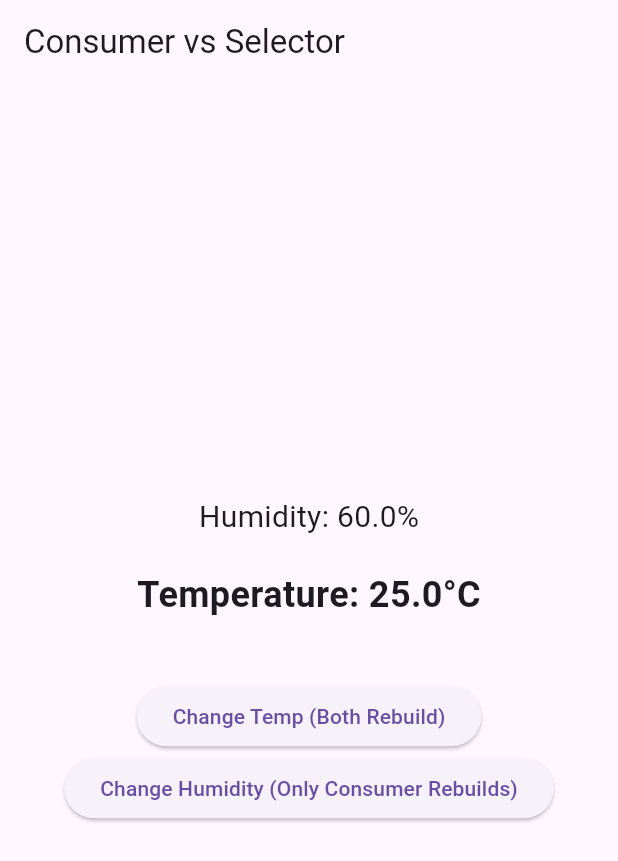
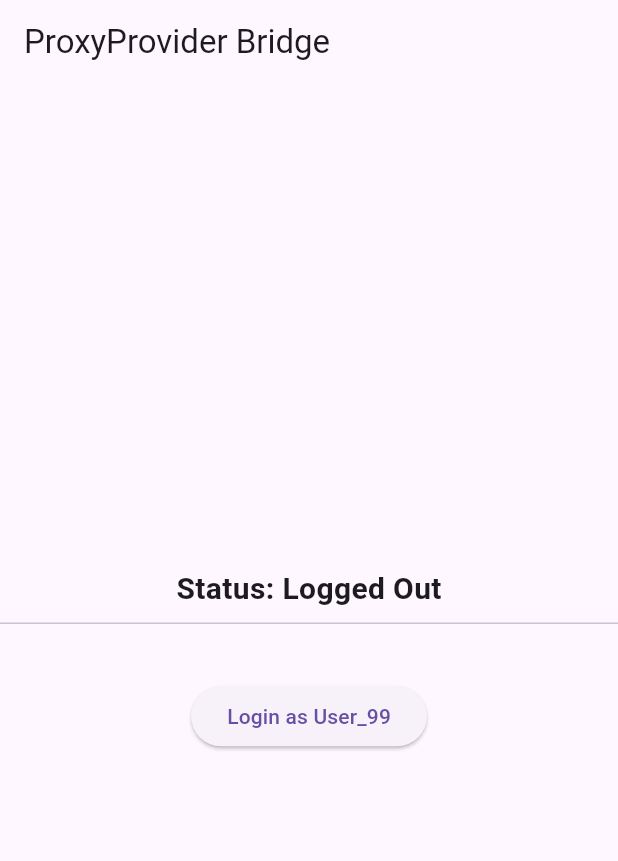
Before and after one commit to ronniecutamora/provider-tutorial, a Flutter app: the screen it shows after launch, on a phone screen of 412 x 824 dp. Shown: the top 861 px of the screen. Run offline on Flutter 3.47's test engine with Material 3 defaults, Android fonts, the phone set to English and light mode, and no system bars.

Commit message:
add real world example of ChangeNotifierProxyProvider

```diff
--- a/lib/main.dart
+++ b/lib/main.dart
@@ -1,89 +1,105 @@
 import 'package:flutter/material.dart';
 import 'package:provider/provider.dart';
 
-// 1. THE DATA (Weather Station)
-class WeatherProvider extends ChangeNotifier {
-  double _temp = 25.0;
-  double _humidity = 60.0;
+// 1. THE PARENT: AuthProvider (The Rain Sensor)
+class AuthProvider extends ChangeNotifier {
+  String? _userId;
+  String? get userId => _userId;
 
-  double get temp => _temp;
-  double get humidity => _humidity;
-
-  void changeTemp() {
-    _temp++;
+  void login(String id) {
+    _userId = id;
+    print("Auth: User logged in as $id");
     notifyListeners();
   }
 
-  void changeHumidity() {
-    _humidity++;
+  void logout() {
+    _userId = null;
     notifyListeners();
   }
 }
 
-// 2. THE MAIN METHOD (The Engine)
+// 2. THE DEPENDENT: CartProvider (The Sprinkler)
+class CartProvider extends ChangeNotifier {
+  String? _currentUserId;
+  List<String> _items = [];
+
+  List<String> get items => _items;
+
+  // This is the method the ProxyProvider will call
+  void updateUserId(String? newId) {
+    // Only fetch if the ID actually changed to avoid infinite loops
+    if (_currentUserId != newId) {
+      _currentUserId = newId;
+      _fetchUserCart();
+    }
+  }
+
+  void _fetchUserCart() {
+    if (_currentUserId == null) {
+      _items = [];
+    } else {
+      // Mocking a database fetch
+      _items = ["Laptop for $_currentUserId", "Mouse for $_currentUserId"];
+    }
+    notifyListeners();
+  }
+}
+
+// 3. THE MAIN SETUP
 void main() {
   runApp(
-    // We must provide the WeatherProvider at the very top!
-    ChangeNotifierProvider(
-      create: (_) => WeatherProvider(),
-      child: const MaterialApp(
-        debugShowCheckedModeBanner: false,
-        home: PerformanceScreen(),
-      ),
+    MultiProvider(
+      providers: [
+        // Parent must be first
+        ChangeNotifierProvider(create: (_) => AuthProvider()),
+
+        // Dependent uses ProxyProvider
+        ChangeNotifierProxyProvider<AuthProvider, CartProvider>(
+          create: (_) => CartProvider(),
+          update: (context, auth, cart) {
+            // We 'inject' the userId from Auth into the Cart
+            return cart!..updateUserId(auth.userId);
+          },
+        ),
+      ],
+      child: const MaterialApp(home: ProxyScreen()),
     ),
   );
 }
 
-// 3. THE UI
-class PerformanceScreen extends StatelessWidget {
-  const PerformanceScreen({super.key});
+// 4. THE UI
+class ProxyScreen extends StatelessWidget {
+  const ProxyScreen({super.key});
 
   @override
   Widget build(BuildContext context) {
-    // This print will ONLY run once when the app starts.
-    print("Main build method: I am staying still! ✅");
+    final auth = context.watch<AuthProvider>();
+    final cart = context.watch<CartProvider>();
 
     return Scaffold(
-      appBar: AppBar(title: const Text("Consumer vs Selector")),
+      appBar: AppBar(title: const Text("ProxyProvider Bridge")),
       body: Center(
         child: Column(
           mainAxisAlignment: MainAxisAlignment.center,
           children: [
-            // --- THE CONSUMER (Soundproof Booth) ---
-            Consumer<WeatherProvider>(
-              builder: (context, weather, child) {
-                print("Consumer: Rebuilding for ANY change...");
-                return Text(
-                  "Humidity: ${weather.humidity}%",
-                  style: const TextStyle(fontSize: 20),
-                );
-              },
+            Text(
+              auth.userId == null ? "Status: Logged Out" : "User ID: ${auth.userId}",
+              style: const TextStyle(fontSize: 20, fontWeight: FontWeight.bold),
             ),
+            const Divider(),
+            ...cart.items.map((item) => Text(item)).toList(),
+            const SizedBox(height: 30),
 
-            const SizedBox(height: 20),
-
-            // --- THE SELECTOR (Smart Filter) ---
-            Selector<WeatherProvider, double>(
-              selector: (context, weather) => weather.temp,
-              builder: (context, temp, child) {
-                print("Selector: Rebuilding ONLY for Temp! 🔥");
-                return Text(
-                  "Temperature: $temp°C",
-                  style: const TextStyle(fontSize: 24, fontWeight: FontWeight.bold)
-                );
-              },
-            ),
-
-            const SizedBox(height: 40),
-
-            ElevatedButton(
-              onPressed: () => context.read<WeatherProvider>().changeTemp(),
-              child: const Text("Change Temp (Both Rebuild)"),
-            ),
-            ElevatedButton(
-              onPressed: () => context.read<WeatherProvider>().changeHumidity(),
-              child: const Text("Change Humidity (Only Consumer Rebuilds)"),
-            ),
+            if (auth.userId == null)
+              ElevatedButton(
+                onPressed: () => context.read<AuthProvider>().login("User_99"),
+                child: const Text("Login as User_99"),
+              )
+            else
+              ElevatedButton(
+                onPressed: () => context.read<AuthProvider>().logout(),
+                child: const Text("Logout"),
+              ),
           ],
         ),
       ),
```
